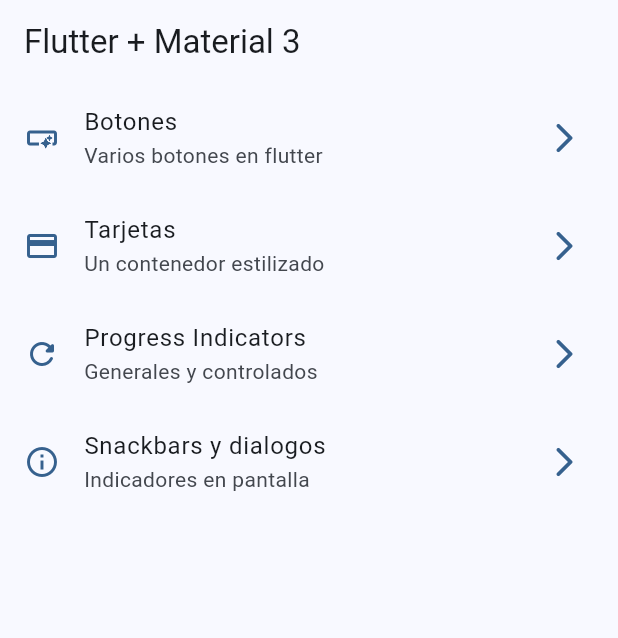
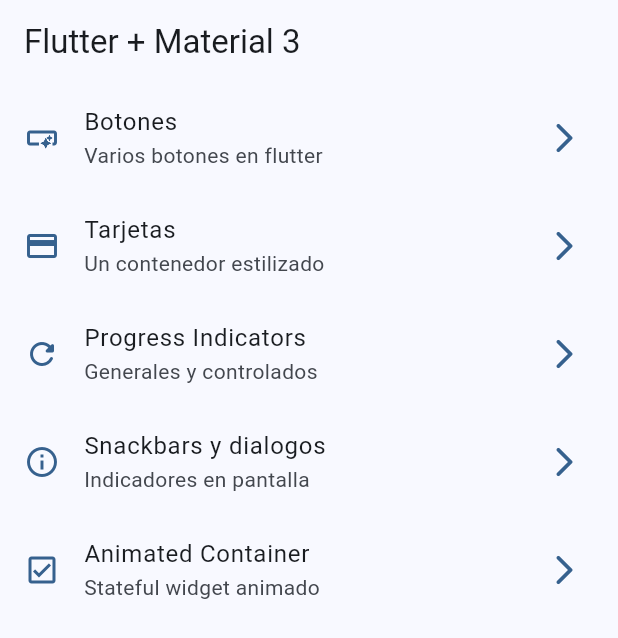
Before and after one commit to vhalvarez/widgets_app_flutter, a Flutter app: the screen it shows after launch, on a phone screen of 412 x 824 dp. Shown: the top 638 px of the screen. Run offline on Flutter 3.47's test engine with Material 3 defaults, Android fonts, the phone set to English and light mode, and no system bars; our stand-ins replace go_router.

Commit message:
animated container terminado

```diff
--- a/lib/config/menu/menu_items.dart
+++ b/lib/config/menu/menu_items.dart
@@ -29,9 +29,14 @@ const appMenuItems = <MenuItem>[
       subTitled: 'Generales y controlados',
       link: '/progress',
       icon: Icons.refresh_rounded),
-       MenuItem(
+  MenuItem(
       title: 'Snackbars y dialogos',
       subTitled: 'Indicadores en pantalla',
       link: '/snackbar',
       icon: Icons.info_outline),
+  MenuItem(
+      title: 'Animated Container',
+      subTitled: 'Stateful widget animado',
+      link: '/animated',
+      icon: Icons.check_box_outlined),
 ];
--- a/lib/config/router/app_router.dart
+++ b/lib/config/router/app_router.dart
@@ -29,5 +29,10 @@ final appRouter = GoRouter(
       name: SnackbarScreen.name,
       builder: (context, state) => const SnackbarScreen(),
     ),
+    GoRoute(
+      path: '/animated',
+      name: AnimatedScreen.name,
+      builder: (context, state) => const AnimatedScreen(),
+    ),
   ],
 );
```
Also changed, not shown: lib/presentation/screens/animated/animated_screen.dart (+46 -2 lines).
